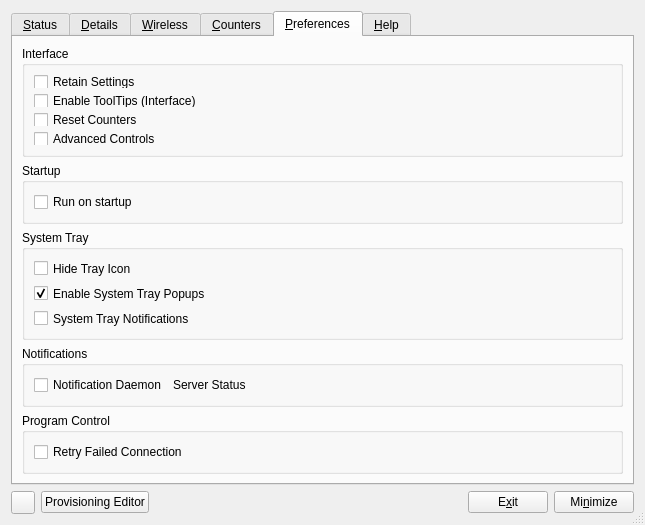
The window that apps/cmstapp/code/control_box/ui/controlbox.ui (andrew-bibb/cmst) describes before a commit, drawn with Qt 5.
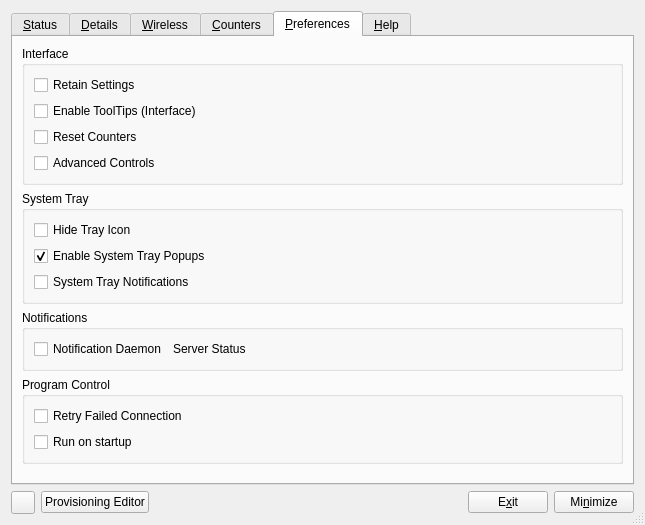
The same window after the commit. The open tabs and pages were chosen to show the change. Icons and pictures are not drawn.

```diff
--- a/apps/cmstapp/code/control_box/ui/controlbox.ui
+++ b/apps/cmstapp/code/control_box/ui/controlbox.ui
@@ -872,7 +872,7 @@
          </layout>
         </widget>
        </item>
-       <item row="6" column="0">
+       <item row="5" column="0">
         <spacer name="verticalSpacer_4">
          <property name="orientation">
           <enum>Qt::Vertical</enum>
@@ -885,7 +885,7 @@
          </property>
         </spacer>
        </item>
-       <item row="3" column="0">
+       <item row="2" column="0">
         <widget class="QGroupBox" name="groupBox_systemtray">
          <property name="whatsThis">
           <string>&lt;html&gt;&lt;head/&gt;&lt;body&gt;&lt;p&gt;Preferences for the system tray are in this box.&lt;/p&gt;&lt;/body&gt;&lt;/html&gt;</string>
@@ -933,7 +933,7 @@
          </layout>
         </widget>
        </item>
-       <item row="4" column="0">
+       <item row="3" column="0">
         <widget class="QGroupBox" name="groupBox_notfications">
          <property name="enabled">
           <bool>true</bool>
@@ -974,7 +974,7 @@
          </layout>
         </widget>
        </item>
-       <item row="5" column="0">
+       <item row="4" column="0">
         <widget class="QGroupBox" name="groupBox">
          <property name="title">
           <string>Program Control</string>
@@ -990,17 +990,11 @@
             </property>
            </widget>
           </item>
-         </layout>
-        </widget>
-       </item>
-       <item row="1" column="0">
-        <widget class="QGroupBox" name="groupbox_startup">
-         <property name="title">
-          <string>Startup</string>
-         </property>
-         <layout class="QVBoxLayout" name="verticalLayout_13">
           <item>
-           <widget class="QCheckBox" name="checkBox_run_on_startup">
+           <widget class="QCheckBox" name="checkBox_runonstartup">
+            <property name="whatsThis">
+             <string>&lt;html&gt;&lt;head/&gt;&lt;body&gt;&lt;p&gt;If checked CMST will place an entry in the autostart directory for the current user. This directory is typically: &lt;span style=&quot; font-weight:600;&quot;&gt;${HOME}/.config/autostart&lt;/span&gt;. If the directory does not exist it will be created.&lt;/p&gt;&lt;p&gt;A check in this box will only place (or remove) the desktop entry. Autostarting is typically dependent upon your Desktop Environment and must be enabled from there.&lt;/p&gt;&lt;/body&gt;&lt;/html&gt;</string>
+            </property>
             <property name="text">
              <string>Run on startup</string>
             </property>
```
